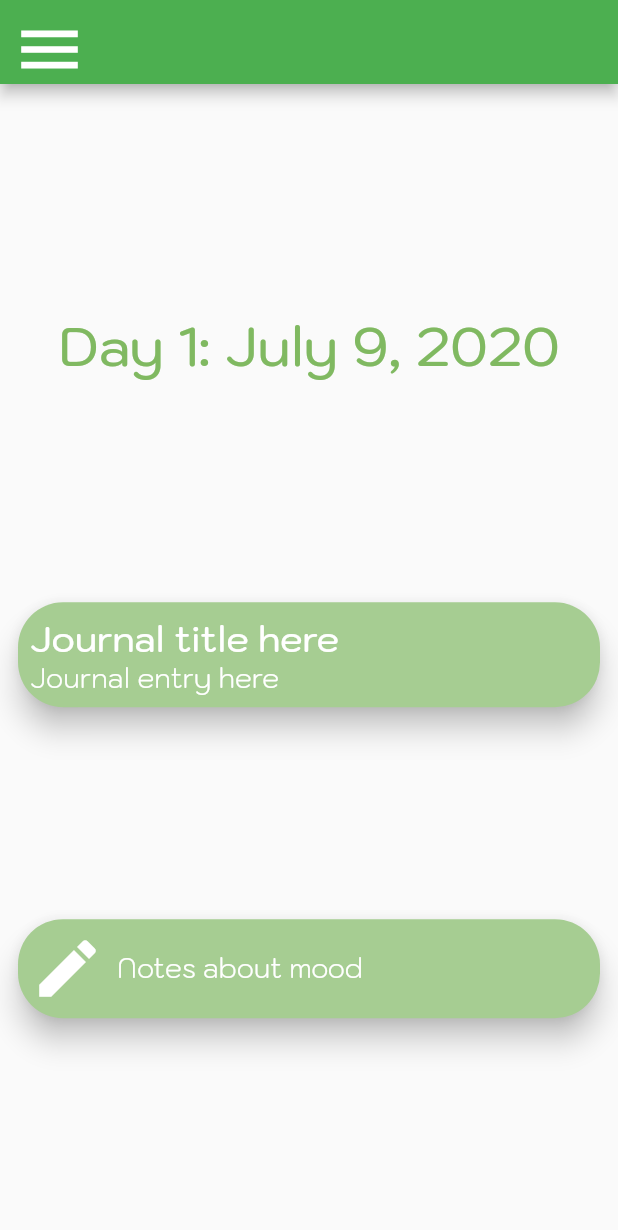
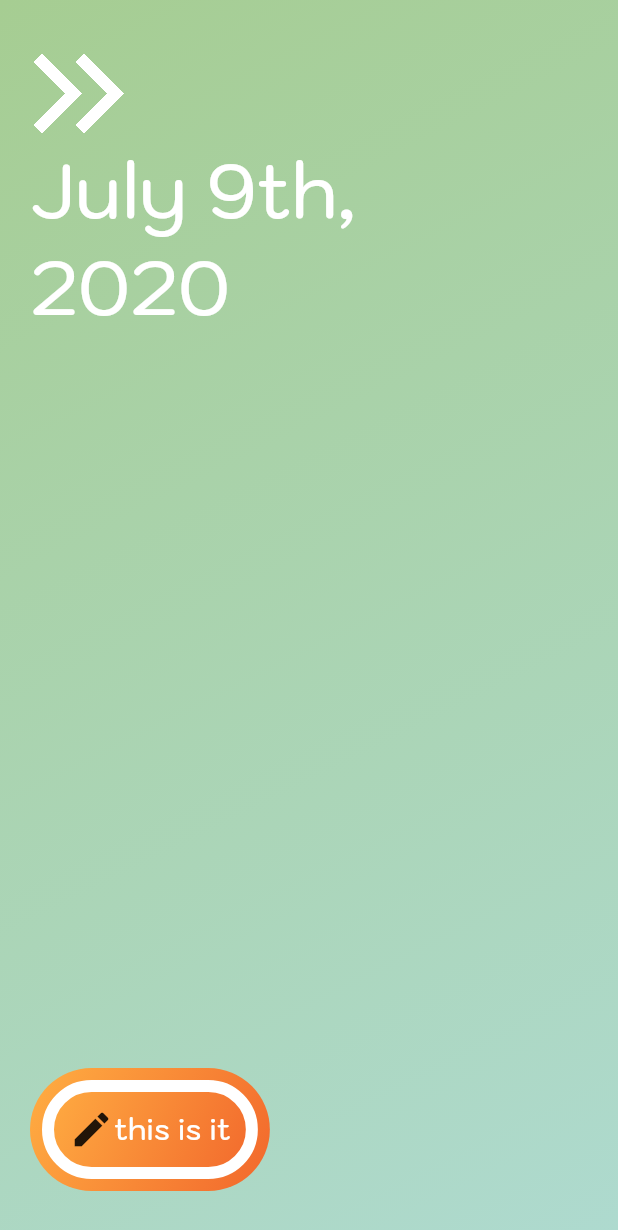
Before and after one commit to AgrawalTrisha/HackTheLib, a Flutter app: the screen it shows after launch, on a phone screen of 412 x 824 dp. Shown: the top 1230 px of the screen. Run offline on Flutter 3.47's test engine with Material 2 defaults, Android fonts, the light colour scheme and no system bars.

Commit message:
began redesign

```diff
--- a/lib/main.dart
+++ b/lib/main.dart
@@ -4,6 +4,7 @@ import 'package:hackthelib/pages/daily_page.dart';
 import 'package:hackthelib/pages/food_page.dart';
 import 'package:hackthelib/pages/journal_page.dart';
 import 'package:hackthelib/pages/mood_page.dart';
+import 'package:hackthelib/pages/home_page.dart';
 import 'package:hackthelib/widgets/journal_card.dart';
 
 void main() {
@@ -25,26 +26,25 @@ class MyApp extends StatelessWidget {
           headline2: TextStyle(fontWeight: FontWeight.w500, fontSize: 24, color: Colors.white),
           bodyText1: TextStyle(fontWeight: FontWeight.w300, fontSize: 18, color: Colors.white),
         ),
-        iconTheme: IconThemeData(color: Color(0xFF80B961), size: 50),
         cardTheme: CardTheme(color: Color(0xFFa6cd92), shape: RoundedRectangleBorder(borderRadius: BorderRadius.circular(30)), elevation: 8),
       ),
-      home: HomeView(),
+      home: OpeningPage(),
     );
   }
 }
 
-class HomeView extends StatefulWidget {
+class OpeningPage extends StatefulWidget {
   @override
-  _HomeViewState createState() => _HomeViewState();
+  _OpeningPageState createState() => _OpeningPageState();
 }
 
-class _HomeViewState extends State<HomeView> {
+class _OpeningPageState extends State<OpeningPage> {
   int pageNum = 1;
 
   @override
   Widget build(BuildContext context) {
     return Scaffold(
-      appBar: AppBar(),
+      drawerEdgeDragWidth: MediaQuery.of(context).size.width,
       body: _getPage(pageNum),
       drawer: Container(
         color: Colors.white,
@@ -55,7 +55,7 @@ class _HomeViewState extends State<HomeView> {
             Padding(
               padding: const EdgeInsets.all(8.0),
               child: IconButton(
-                icon: Icon(Icons.calendar_today),
+                icon: Icon(Icons.calendar_today, color: Color(0xFFffae42),),
                 onPressed: () {
                   setState(() {
                     pageNum = 1;
@@ -67,7 +67,7 @@ class _HomeViewState extends State<HomeView> {
             Padding(
               padding: const EdgeInsets.all(8.0),
               child: IconButton(
-                icon: Icon(Icons.local_florist),
+                icon: Icon(Icons.local_florist, color: Color(0xffff9505)),
                 onPressed: () {
                   setState(() {
                     pageNum = 2;
@@ -79,7 +79,7 @@ class _HomeViewState extends State<HomeView> {
             Padding(
               padding: const EdgeInsets.all(8.0),
               child: IconButton(
-                icon: Icon(Icons.book),
+                icon: Icon(Icons.book, color: Color(0xFFf87a1d),),
                 onPressed: () {
                   setState(() {
                     pageNum = 3;
@@ -91,7 +91,7 @@ class _HomeViewState extends State<HomeView> {
             Padding(
               padding: const EdgeInsets.all(8.0),
               child: IconButton(
-                icon: Icon(Icons.mood),
+                icon: Icon(Icons.mood, color: Color(0xFFf2672c),),
                 onPressed: () {
                   setState(() {
                     pageNum = 4;
@@ -109,7 +109,7 @@ class _HomeViewState extends State<HomeView> {
   Widget _getPage(int pageNum) {
     switch (pageNum) {
       case 1:
-        return DailyPage();
+        return HomePage();
       case 2:
         return FoodPage();
       case 3:
--- /dev/null
+++ b/lib/pages/home_page.dart
@@ -0,0 +1,60 @@
+import 'package:flutter/material.dart';
+
+class HomePage extends StatelessWidget {
+  @override
+  Widget build(BuildContext context) {
+    return Container(
+      padding: EdgeInsets.symmetric(horizontal: 20, vertical: 30),
+      width: MediaQuery.of(context).size.width,
+      height: MediaQuery.of(context).size.height,
+      decoration: BoxDecoration(
+        gradient: new LinearGradient(
+          begin: Alignment.topLeft,
+          end: Alignment.bottomRight,
+          colors: [Color(0xFFa6cd92), Color(0xFFaedacf)],
+        ),
+      ),
+      child: Column(
+        crossAxisAlignment: CrossAxisAlignment.start,
+        children: [
+          GestureDetector(
+            child: Image.asset("assets/forward_arrow.png", scale: 1.5),
+            onTap: () {},
+          ),
+          Text("July 9th,\n2020", style: TextStyle(fontWeight: FontWeight.w500, fontSize: 50, color: Colors.white)),
+          Spacer(),
+          Container(
+            padding: EdgeInsets.all(8),
+            decoration: BoxDecoration(
+              borderRadius: BorderRadius.circular(50),
+              gradient: new LinearGradient(
+                begin: Alignment.topLeft,
+                end: Alignment.bottomRight,
+                colors: [Color(0xFFffae42), Color(0xFFf2672c)],
+              ),
+            ),
+            child: Container(
+              padding: EdgeInsets.all(10),
+              decoration: BoxDecoration(
+                borderRadius: BorderRadius.circular(50),
+                border: Border.all(color: Colors.white, width: 8),
+                gradient: new LinearGradient(
+                  begin: Alignment.topLeft,
+                  end: Alignment.bottomRight,
+                  colors: [Color(0xFFffae42), Color(0xFFf2672c)],
+                ),
+              ),
+              child: Row(
+                mainAxisSize: MainAxisSize.min,
+                children: [
+                  Icon(Icons.edit, size: 30),
+                  Text("this is it", style: TextStyle(fontWeight: FontWeight.w500, fontSize: 20, color: Colors.white)),
+                ],
+              ),
+            ),
+          ),
+        ],
+      ),
+    );
+  }
+}
--- a/pubspec.yaml
+++ b/pubspec.yaml
@@ -45,7 +45,8 @@ flutter:
   uses-material-design: true
 
   # To add assets to your application, add an assets section, like this:
-  # assets:
+  assets:
+    - assets/forward_arrow.png
   #   - images/a_dot_burr.jpeg
   #   - images/a_dot_ham.jpeg
 
```
Also changed, not shown: assets/forward_arrow.png (added).
